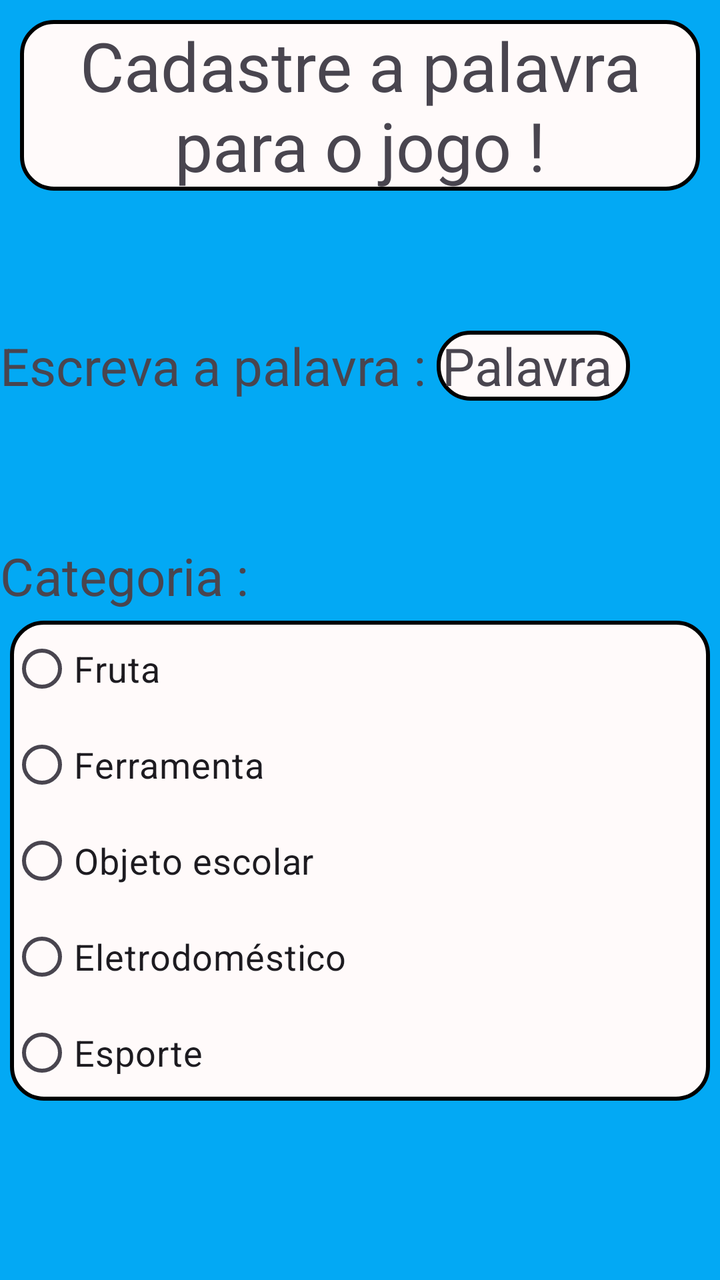
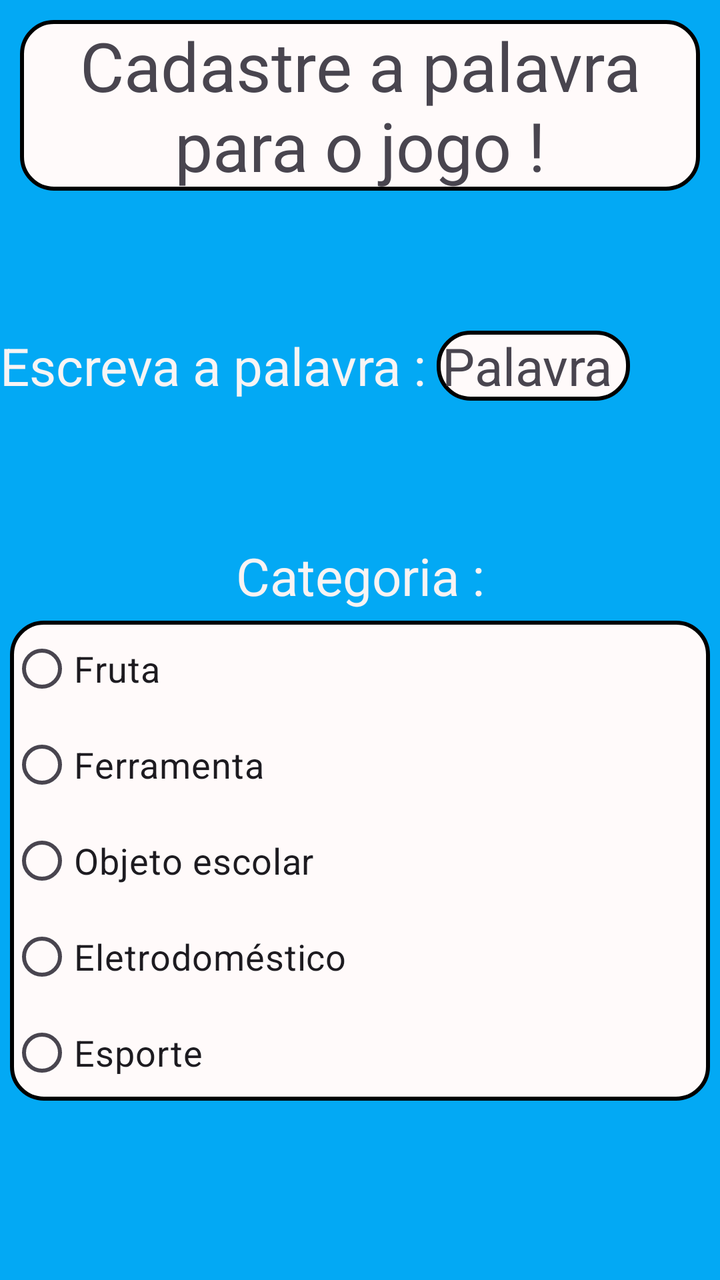

Screens rendered from an Android XML layout before and after an edit, with the pre-edit source and the edit as a unified diff.
<!-- AndroidManifest.xml: application theme Theme.JogoForca -->
<!-- res/layout/activity_tela3_cadastro.xml -->
<?xml version="1.0" encoding="utf-8"?>
<LinearLayout xmlns:android="http://schemas.android.com/apk/res/android"
    xmlns:app="http://schemas.android.com/apk/res-auto"
    xmlns:tools="http://schemas.android.com/tools"
    android:id="@+id/main"
    android:layout_width="match_parent"
    android:layout_height="match_parent"
    android:background="#03A9F4"
    android:orientation="vertical"
    tools:context=".Tela3_Cadastro">

    <LinearLayout
        android:layout_width="match_parent"
        android:layout_height="wrap_content"
        android:layout_margin="10dp"
        android:background="@drawable/borda"
        android:orientation="vertical">

        <TextView
            android:id="@+id/textView5"
            android:layout_width="match_parent"
            android:layout_height="wrap_content"
            android:layout_weight="0.25"
            android:gravity="center"
            android:text="Cadastre a palavra para o jogo !"
            android:textSize="34sp" />

    </LinearLayout>

    <LinearLayout
        android:layout_width="match_parent"
        android:layout_height="wrap_content"
        android:layout_marginTop="60sp"
        android:orientation="horizontal">

        <TextView
            android:id="@+id/textView12"
            android:layout_width="wrap_content"
            android:layout_height="wrap_content"
            android:layout_weight="1"
            android:text="Escreva a palavra :"
            android:textSize="26sp" />

        <TextView
            android:id="@+id/textView11"
            android:layout_width="wrap_content"
            android:layout_height="wrap_content"
            android:layout_marginRight="45dp"
            android:layout_weight="1"
            android:background="@drawable/borda"
            android:gravity="center"
            android:text="Palavra "
            android:textSize="26sp" />
    </LinearLayout>

    <LinearLayout
        android:layout_width="match_parent"
        android:layout_height="match_parent"
        android:layout_marginTop="70sp"
        android:orientation="vertical">

        <TextView
            android:id="@+id/textView13"
            android:layout_width="match_parent"
            android:layout_height="wrap_content"
            android:text="Categoria :"
            android:textSize="26sp" />

        <RadioGroup
            android:layout_width="match_parent"
            android:layout_height="wrap_content"
            android:layout_marginLeft="5sp"
            android:layout_marginTop="5sp"
            android:layout_marginRight="5sp"
            android:background="@drawable/borda">

            <RadioButton
                android:id="@+id/radioButton2"
                android:layout_width="match_parent"
                android:layout_height="wrap_content"
                android:text="Fruta"
                android:textSize="18sp" />

            <RadioButton
                android:id="@+id/radioButton4"
                android:layout_width="match_parent"
                android:layout_height="wrap_content"
                android:text="Ferramenta"
                android:textSize="18sp" />

            <RadioButton
                android:id="@+id/radioButton5"
                android:layout_width="match_parent"
                android:layout_height="wrap_content"
                android:text="Objeto escolar"
                android:textSize="18sp" />

            <RadioButton
                android:id="@+id/radioButton6"
                android:layout_width="match_parent"
                android:layout_height="wrap_content"
                android:text="Eletrodoméstico"
                android:textSize="18sp" />

            <RadioButton
                android:id="@+id/radioButton7"
                android:layout_width="match_parent"
                android:layout_height="wrap_content"
                android:text="Esporte"
                android:textSize="18sp" />
        </RadioGroup>
    </LinearLayout>

</LinearLayout>
<!-- resources referenced by this layout -->
<resources>
  <!-- drawable borda (drawable) -->
  <?xml version="1.0" encoding="utf-8"?>
  <shape xmlns:android="http://schemas.android.com/apk/res/android">
      
  <solid android:color="#fffafa"/>
      
  <corners android:radius="16dp"/>
      
   <stroke
     android:width="2dp"
     android:color="#000000"/>
      </shape>
  <style name="Theme.JogoForca" parent="Base.Theme.JogoForca" />
  <style name="Base.Theme.JogoForca" parent="Theme.Material3.DayNight.NoActionBar">
          
          
      </style>
</resources>

<!-- the commit's change to res/layout/activity_tela3_cadastro.xml (unified diff, before → after) -->
@@ -39,6 +39,7 @@
             android:layout_height="wrap_content"
             android:layout_weight="1"
             android:text="Escreva a palavra :"
+            android:textColor="#F8F4F4"
             android:textSize="26sp" />
 
         <TextView
@@ -63,7 +64,9 @@
             android:id="@+id/textView13"
             android:layout_width="match_parent"
             android:layout_height="wrap_content"
+            android:gravity="center"
             android:text="Categoria :"
+            android:textColor="#F8F3F3"
             android:textSize="26sp" />
 
         <RadioGroup
